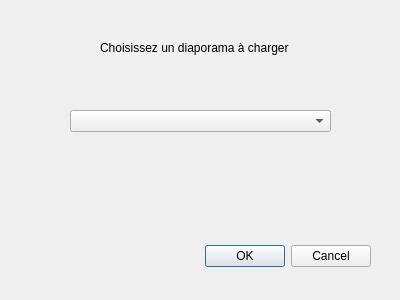
Qt form Versions/v5_projet_graphique_MVP/vitessedefilement.ui (astor5/LecteurDiaporama) before a commit.
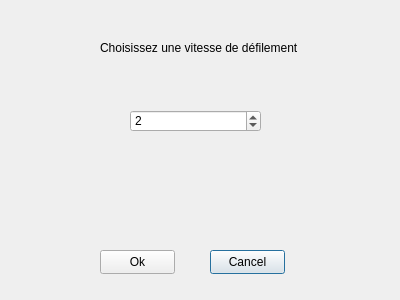
The same form after that commit.

Commit message: Mise en place du changement de vitesse de défilement. Fonctionne sauf le cancel qui devrait renvoyer la même valeur que celle stockée. Spoiler : no

Patch:
```diff
--- a/Versions/v5_projet_graphique_MVP/vitessedefilement.ui
+++ b/Versions/v5_projet_graphique_MVP/vitessedefilement.ui
@@ -13,32 +13,6 @@
   <property name="windowTitle">
    <string>Dialog</string>
   </property>
-  <widget class="QDialogButtonBox" name="buttonBox">
-   <property name="geometry">
-    <rect>
-     <x>30</x>
-     <y>240</y>
-     <width>341</width>
-     <height>32</height>
-    </rect>
-   </property>
-   <property name="orientation">
-    <enum>Qt::Horizontal</enum>
-   </property>
-   <property name="standardButtons">
-    <set>QDialogButtonBox::Cancel|QDialogButtonBox::Ok</set>
-   </property>
-  </widget>
-  <widget class="QComboBox" name="comboBox">
-   <property name="geometry">
-    <rect>
-     <x>70</x>
-     <y>110</y>
-     <width>261</width>
-     <height>22</height>
-    </rect>
-   </property>
-  </widget>
   <widget class="QLabel" name="lMessageDialogue">
    <property name="geometry">
     <rect>
@@ -49,7 +23,52 @@
     </rect>
    </property>
    <property name="text">
-    <string>Choisissez un diaporama à charger</string>
+    <string>Choisissez une vitesse de défilement</string>
+   </property>
+  </widget>
+  <widget class="QSpinBox" name="spinBox">
+   <property name="geometry">
+    <rect>
+     <x>130</x>
+     <y>110</y>
+     <width>131</width>
+     <height>22</height>
+    </rect>
+   </property>
+   <property name="minimum">
+    <number>1</number>
+   </property>
+   <property name="value">
+    <number>2</number>
+   </property>
+  </widget>
+  <widget class="QPushButton" name="bOk">
+   <property name="geometry">
+    <rect>
+     <x>100</x>
+     <y>250</y>
+     <width>75</width>
+     <height>24</height>
+    </rect>
+   </property>
+   <property name="text">
+    <string>Ok</string>
+   </property>
+  </widget>
+  <widget class="QPushButton" name="bCancel">
+   <property name="geometry">
+    <rect>
+     <x>210</x>
+     <y>250</y>
+     <width>75</width>
+     <height>24</height>
+    </rect>
+   </property>
+   <property name="text">
+    <string>Cancel</string>
+   </property>
+   <property name="default">
+    <bool>true</bool>
    </property>
   </widget>
  </widget>
```
Left out of the diff: 35 changed lines with no effect on the pictures. The commit also changes 3 other files.
